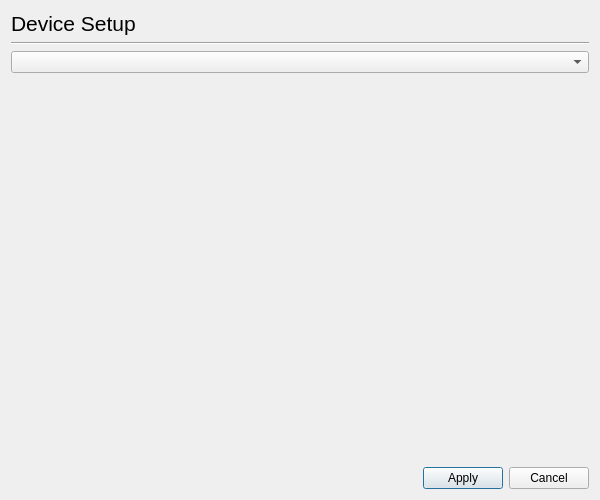
The window that ui4/devicesetupdialog_base.ui (jpopelka/hplip) describes before a commit, drawn with Qt 5.
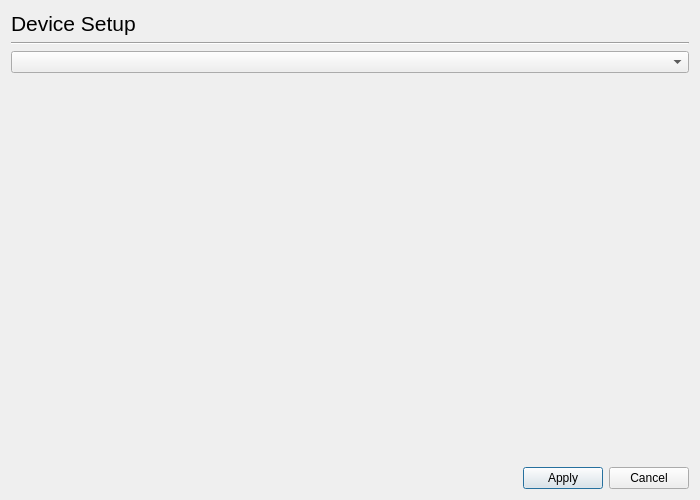
The same window after the commit. Custom widgets are drawn as their Qt base class.

```diff
--- a/ui4/devicesetupdialog_base.ui
+++ b/ui4/devicesetupdialog_base.ui
@@ -5,7 +5,7 @@
    <rect>
     <x>0</x>
     <y>0</y>
-    <width>600</width>
+    <width>700</width>
     <height>500</height>
    </rect>
   </property>
```
